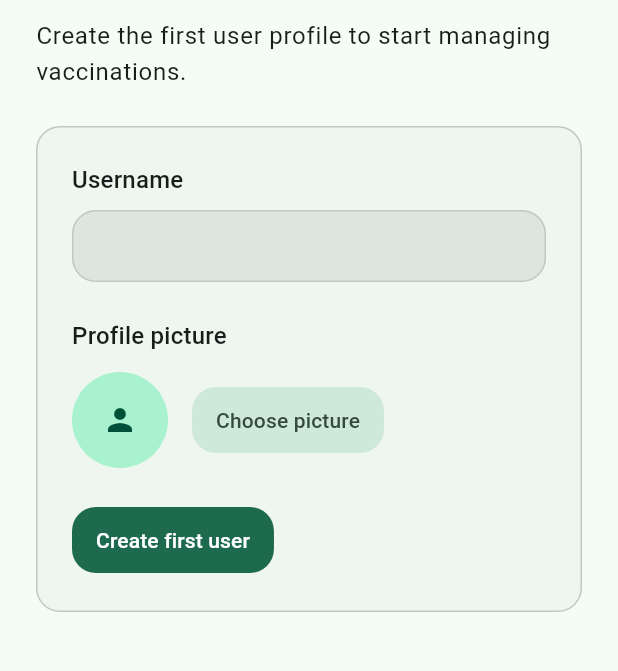
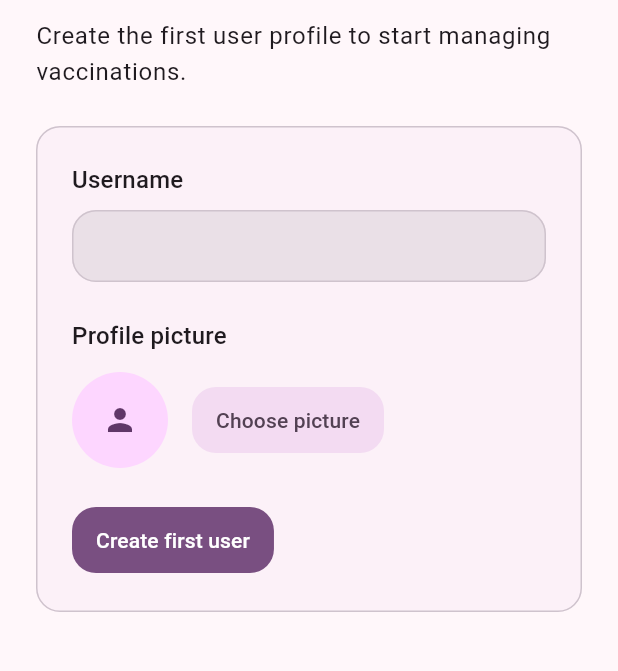
Before and after one commit to Phil5888/vaccination_manager, a Flutter app: the screen it shows after launch, on a phone screen of 412 x 824 dp, the part 366-1037 px from its top. Run offline on Flutter 3.47's test engine with Material 3 defaults, Android fonts, the phone set to English and light mode, and no system bars; our stand-ins replace flutter_local_notifications, flutter_riverpod, shared_preferences, sqflite, timezone; missing offline and left inert: device_calendar, file_selector; accounts and stored records are empty.

Commit message:
changed base color of theme

```diff
--- a/vaccination_manager/src/lib/core/constants/app_theme.dart
+++ b/vaccination_manager/src/lib/core/constants/app_theme.dart
@@ -2,8 +2,8 @@ import 'package:flutter/material.dart';
 import 'package:vaccination_manager/core/constants/app_spacing.dart';
 
 class AppTheme {
-  static final ColorScheme _lightColorScheme = ColorScheme.fromSeed(seedColor: const Color(0xFF0B6E4F), brightness: Brightness.light);
-  static final ColorScheme _darkColorScheme = ColorScheme.fromSeed(seedColor: const Color(0xFF0B6E4F), brightness: Brightness.dark);
+  static final ColorScheme _lightColorScheme = ColorScheme.fromSeed(seedColor: const Color.fromARGB(255, 100, 13, 122), brightness: Brightness.light);
+  static final ColorScheme _darkColorScheme = ColorScheme.fromSeed(seedColor: const Color.fromARGB(255, 100, 13, 122), brightness: Brightness.dark);
 
   static final light = _buildTheme(_lightColorScheme);
 
```
